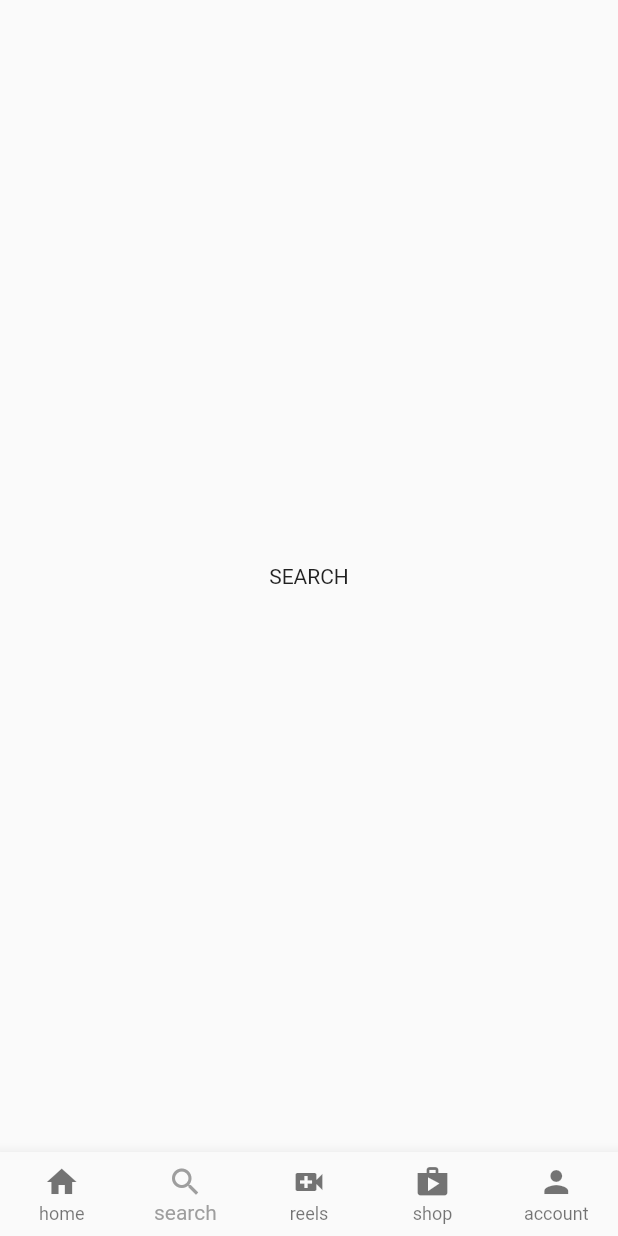
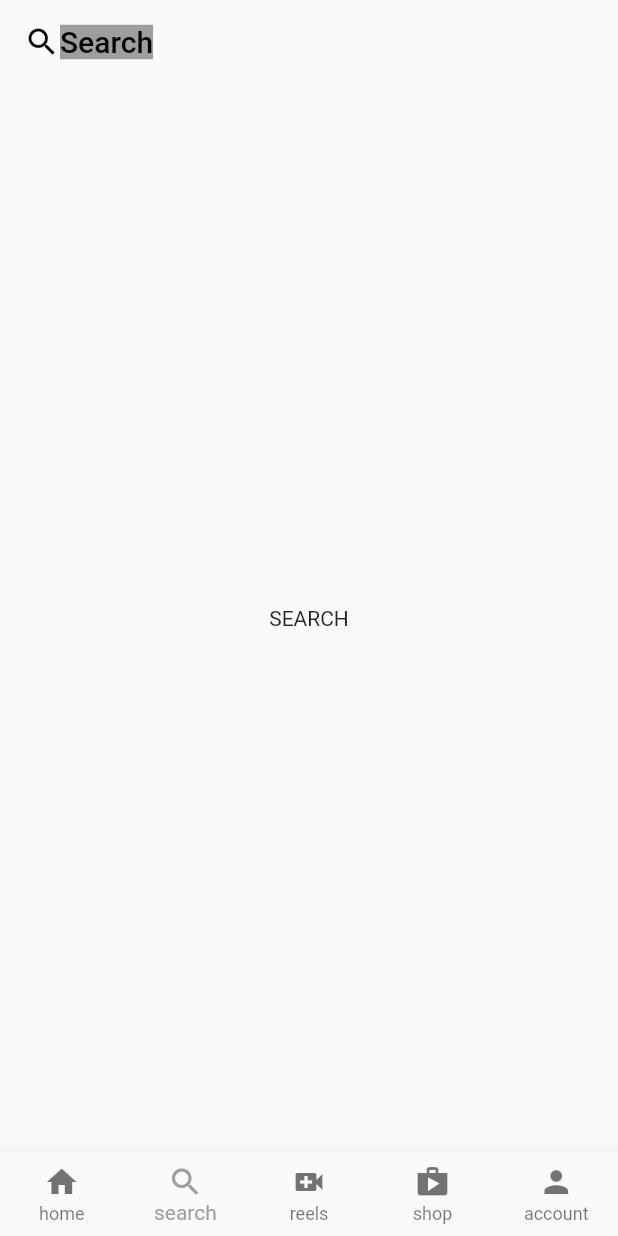
Before and after one commit to ariscybertech/aris_instagram, a Flutter app: the screen it shows after launch, item 2 of the bottom bar chosen, on a phone screen of 412 x 824 dp. Run offline on Flutter 3.47's test engine with Material 2 defaults, Android fonts, the light colour scheme and no system bars.

Commit message:
Version 1.0.0+3

```diff
--- a/lib/pages/search.dart
+++ b/lib/pages/search.dart
@@ -1,11 +1,24 @@
 import 'package:flutter/material.dart';
 
 class UserSearch extends StatelessWidget {
-  const UserSearch({ Key key }) : super(key: key);
+  const UserSearch({Key key}) : super(key: key);
 
   @override
   Widget build(BuildContext context) {
     return Scaffold(
+      appBar: AppBar(
+        backgroundColor: Colors.transparent,
+        elevation: 0,
+        title: Row(
+          children: [
+            Icon(Icons.search),
+            Container(
+              color: Colors.grey[500],
+              child: Text('Search'),
+            )
+          ],
+        ),
+      ),
       body: Center(child: Text('SEARCH')),
     );
   }
--- a/lib/util/user_posts.dart
+++ b/lib/util/user_posts.dart
@@ -11,6 +11,7 @@ class UserPosts extends StatelessWidget {
   @override
   Widget build(BuildContext context) {
     return Column(
+      crossAxisAlignment: CrossAxisAlignment.start,
       children: [
         Padding(
           padding: const EdgeInsets.all(16.0),
```
